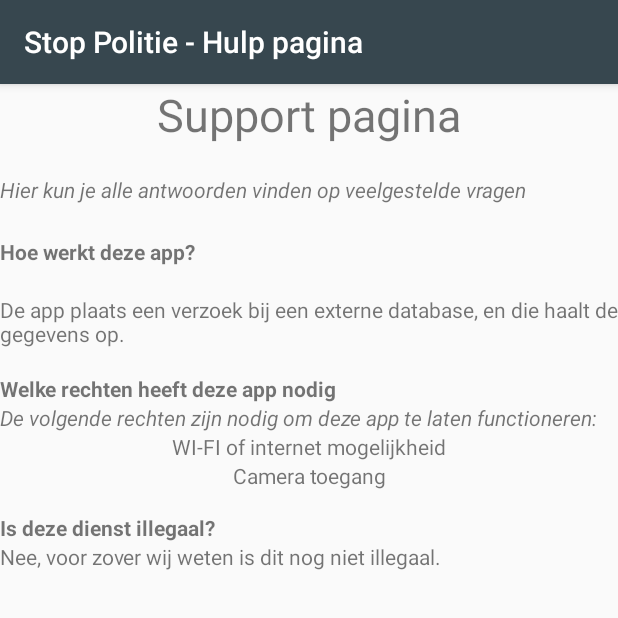
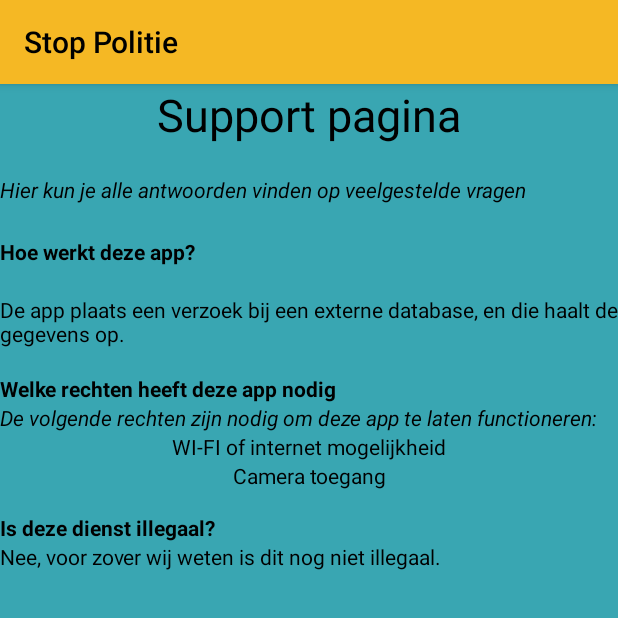
Before and after one commit to raoulcornelissen/androidprojectschool, an Android app: the screen it shows after launch (HelpActivity), in the options menu, after a tap on "Hulp", on a phone screen of 412 x 824 dp, the top half of it. Run offline under Robolectric (Android 15) with nearby library versions, the phone set to English and light mode, and no system bars.

Commit message:
Versienummer veranderd in 0.9 Layout van toevoegen activity gemaakt, layout aangepast

```diff
--- a/app/src/main/java/com/congreats/stoppolitie/AddKentekenActivity.java
+++ b/app/src/main/java/com/congreats/stoppolitie/AddKentekenActivity.java
@@ -1,7 +1,11 @@
 package com.congreats.stoppolitie;
 
+import android.graphics.Color;
 import android.os.Bundle;
 import android.support.v7.app.AppCompatActivity;
+import android.text.Html;
+import android.widget.LinearLayout;
+import android.widget.RelativeLayout;
 
 /**
  * Created by raoul on 13-10-2016.
@@ -11,7 +15,10 @@ public class AddKentekenActivity extends AppCompatActivity {
     @Override
     protected void onCreate(Bundle savedInstanceState) {
         super.onCreate(savedInstanceState);
+        getSupportActionBar().setTitle(Html.fromHtml("<font color='#000000'>"+getString(R.string.app_name)+"</font>"));
         setContentView(R.layout.addkenteken_activity);
+        LinearLayout relativeLayout = (LinearLayout) findViewById(R.id.addkenteken_activity);
+        relativeLayout.setBackgroundColor(Color.rgb(57, 166, 178));
 
     }
 }
--- a/app/src/main/java/com/congreats/stoppolitie/HelpActivity.java
+++ b/app/src/main/java/com/congreats/stoppolitie/HelpActivity.java
@@ -1,7 +1,11 @@
 package com.congreats.stoppolitie;
 
+import android.graphics.Color;
 import android.os.Bundle;
 import android.support.v7.app.AppCompatActivity;
+import android.text.Html;
+import android.widget.LinearLayout;
+import android.widget.RelativeLayout;
 
 /**
  * Created by raoul on 10-10-2016.
@@ -11,6 +15,9 @@ public class HelpActivity extends AppCompatActivity {
     @Override
     protected void onCreate(Bundle savedInstanceState) {
         super.onCreate(savedInstanceState);
+        getSupportActionBar().setTitle(Html.fromHtml("<font color='#000000'>"+getString(R.string.app_name)+"</font>"));
         setContentView(R.layout.help_activity);
+        LinearLayout relativeLayout = (LinearLayout) findViewById(R.id.help_activity);
+        relativeLayout.setBackgroundColor(Color.rgb(57, 166, 178));
     }
 }
--- a/app/src/main/java/com/congreats/stoppolitie/MainActivity.java
+++ b/app/src/main/java/com/congreats/stoppolitie/MainActivity.java
@@ -1,18 +1,25 @@
 package com.congreats.stoppolitie;
 
 import android.content.Intent;
+import android.graphics.Color;
+import android.support.v7.app.ActionBar;
 import android.support.v7.app.AppCompatActivity;
 import android.os.Bundle;
+import android.text.Html;
 import android.view.Menu;
 import android.view.MenuItem;
 import android.view.View;
+import android.widget.RelativeLayout;
 
 public class MainActivity extends AppCompatActivity {
 
     @Override
     protected void onCreate(Bundle savedInstanceState) {
         super.onCreate(savedInstanceState);
+        getSupportActionBar().setTitle(Html.fromHtml("<font color='#000000'>"+getString(R.string.app_name)+"</font>"));
         setContentView(R.layout.activity_main);
+        RelativeLayout relativeLayout = (RelativeLayout) findViewById(R.id.activity_main);
+        relativeLayout.setBackgroundColor(Color.rgb(57, 166, 178));
     }
     @Override
     public boolean onCreateOptionsMenu(Menu menu) {
--- a/app/src/main/res/layout/about_activity.xml
+++ b/app/src/main/res/layout/about_activity.xml
@@ -2,7 +2,8 @@
 <LinearLayout xmlns:android="http://schemas.android.com/apk/res/android"
     android:orientation="vertical" android:layout_width="match_parent"
     android:layout_height="match_parent"
-    android:weightSum="1">
+    android:weightSum="1"
+    android:id="@+id/about_activity">
 
     <TextView
         android:text="@string/about_title"
--- a/app/src/main/res/layout/addkenteken_activity.xml
+++ b/app/src/main/res/layout/addkenteken_activity.xml
@@ -3,7 +3,8 @@
     xmlns:tools="http://schemas.android.com/tools"
     android:orientation="vertical" android:layout_width="match_parent"
     android:layout_height="match_parent"
-    android:weightSum="1">
+    android:weightSum="1"
+    android:id="@+id/addkenteken_activity">
 
     <TextView
         android:text="@string/toevoegen_intro"
--- a/app/src/main/res/layout/contact_activity.xml
+++ b/app/src/main/res/layout/contact_activity.xml
@@ -2,7 +2,8 @@
 <LinearLayout xmlns:android="http://schemas.android.com/apk/res/android"
     android:orientation="vertical" android:layout_width="match_parent"
     android:layout_height="match_parent"
-    android:weightSum="1">
+    android:weightSum="1"
+    android:id="@+id/contact_activity">
     <TextView
         android:text="@string/contact_title"
         android:layout_width="match_parent"
--- a/app/src/main/res/layout/getkenteken_activity.xml
+++ b/app/src/main/res/layout/getkenteken_activity.xml
@@ -3,7 +3,8 @@
     xmlns:tools="http://schemas.android.com/tools"
     android:orientation="vertical" android:layout_width="match_parent"
     android:layout_height="match_parent"
-    android:weightSum="1">
+    android:weightSum="1"
+    android:id="@+id/getkenteken_activity">
 
     <TextView
         android:text="@string/opzoeken_intro"
--- a/app/src/main/res/layout/help_activity.xml
+++ b/app/src/main/res/layout/help_activity.xml
@@ -2,7 +2,8 @@
 <LinearLayout xmlns:android="http://schemas.android.com/apk/res/android"
     android:orientation="vertical" android:layout_width="match_parent"
     android:layout_height="match_parent"
-    android:weightSum="1">
+    android:weightSum="1"
+    android:id="@+id/help_activity">
 
     <TextView
         android:text="@string/help_title"
--- a/app/src/main/res/values/colors.xml
+++ b/app/src/main/res/values/colors.xml
@@ -1,6 +1,6 @@
 <?xml version="1.0" encoding="utf-8"?>
 <resources>
-    <color name="colorPrimary">#37474F</color>
+    <color name="colorPrimary">#F5B824</color>
     <color name="colorPrimaryDark">#263238</color>
     <color name="colorAccent">#455A64</color>
     <!-- Grey Colors -->
@@ -10,4 +10,10 @@
     <color name="kentekenyellow">#FBD603</color>
     <color name="kentekenblack">#000000</color>
     <color name="kentekenblue">#014DDF</color>
+    <!-- Layout Colors -->
+    <color name="Layout_1">#024E76</color>
+    <color name="Layout_2">#39A6B2</color>
+    <color name="Layout_3">#FCE138</color>
+    <color name="Layout_4">#F5B824</color>
+    <color name="Layout_5">#F08106</color>
 </resources>
--- a/app/src/main/res/values/strings.xml
+++ b/app/src/main/res/values/strings.xml
@@ -7,7 +7,7 @@
     <string name="kentekenopvragenheadertext">Stop Politie - Kenteken opvragen</string>
     <string name="kentekentoevoegenheadertext">Stop Politie - Kenteken toevoegen</string>
     <string name="kentekenscannerheadertext">Stop Politie - Kenteken scannen</string>
-<string name="intro_text">Kies optie hieronder</string>
+<string name="intro_text">Kies optie</string>
     <!-- Action Bar Menu Items -->
     <string name="over">Over deze app</string>
     <string name="hulp">Hulp</string>
--- a/app/src/main/res/values/styles.xml
+++ b/app/src/main/res/values/styles.xml
@@ -6,6 +6,9 @@
         <item name="colorPrimary">@color/colorPrimary</item>
         <item name="colorPrimaryDark">@color/colorPrimaryDark</item>
         <item name="colorAccent">@color/colorAccent</item>
+        <item name="android:textColorPrimary">@color/kentekenblack</item>
+        <item name="android:textColor">@color/kentekenblack</item>
+
     </style>
 
 </resources>
```
Also changed, not shown: app/src/main/java/com/congreats/stoppolitie/AboutActivity.java (+7 -0 lines), app/src/main/java/com/congreats/stoppolitie/ContactActivity.java (+7 -0 lines), app/src/main/java/com/congreats/stoppolitie/GetKentekenActivity.java (+7 -0 lines), 2 other files.
